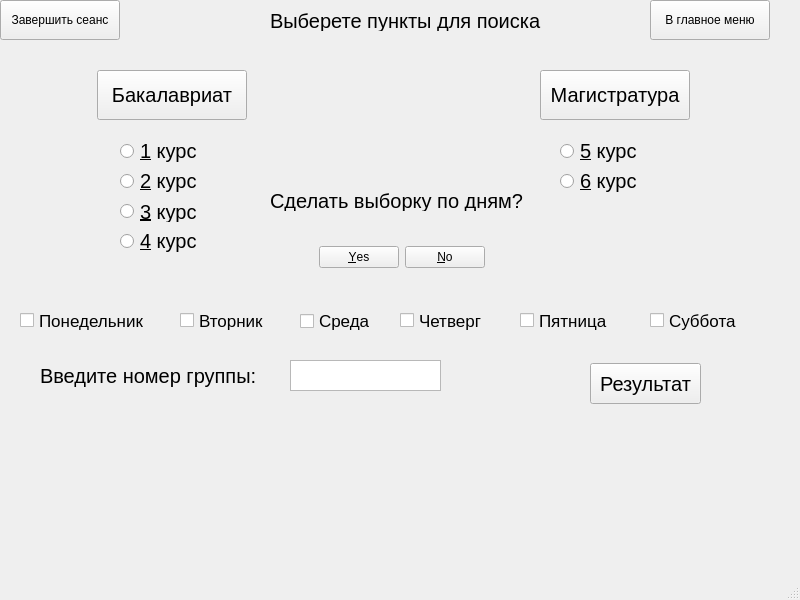
First picture: the form in Database_shcedule/schedule_menu_.ui, repository paknikolay/DBProject, before the edit.
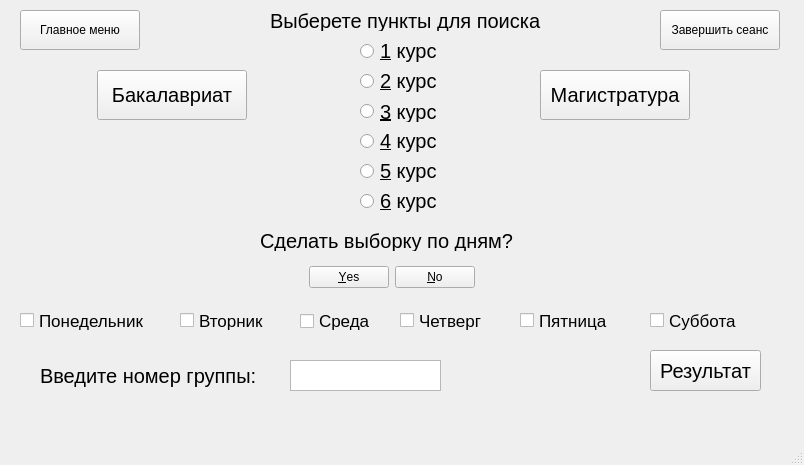
Second picture: the form after the edit.

Diff of the .ui file:
```diff
--- a/Database_shcedule/schedule_menu_.ui
+++ b/Database_shcedule/schedule_menu_.ui
@@ -6,8 +6,8 @@
    <rect>
     <x>0</x>
     <y>0</y>
-    <width>800</width>
-    <height>600</height>
+    <width>804</width>
+    <height>465</height>
    </rect>
   </property>
   <property name="windowTitle">
@@ -35,14 +35,14 @@
    <widget class="QPushButton" name="pushButton_5">
     <property name="geometry">
      <rect>
-      <x>650</x>
-      <y>0</y>
+      <x>20</x>
+      <y>10</y>
       <width>120</width>
       <height>40</height>
      </rect>
     </property>
     <property name="text">
-     <string>В главное меню</string>
+     <string>Главное меню</string>
     </property>
    </widget>
    <widget class="QTextBrowser" name="group">
@@ -58,8 +58,8 @@
    <widget class="QLabel" name="label_2">
     <property name="geometry">
      <rect>
-      <x>270</x>
-      <y>190</y>
+      <x>260</x>
+      <y>230</y>
       <width>271</width>
       <height>21</height>
      </rect>
@@ -76,8 +76,8 @@
    <widget class="QPushButton" name="pushButton_4">
     <property name="geometry">
      <rect>
-      <x>0</x>
-      <y>0</y>
+      <x>660</x>
+      <y>10</y>
       <width>120</width>
       <height>40</height>
      </rect>
@@ -87,10 +87,13 @@
     </property>
    </widget>
    <widget class="QRadioButton" name="first">
+    <property name="enabled">
+     <bool>true</bool>
+    </property>
     <property name="geometry">
      <rect>
-      <x>120</x>
-      <y>140</y>
+      <x>360</x>
+      <y>40</y>
       <width>105</width>
       <height>22</height>
      </rect>
@@ -105,10 +108,13 @@
     </property>
    </widget>
    <widget class="QRadioButton" name="fourth">
+    <property name="enabled">
+     <bool>true</bool>
+    </property>
     <property name="geometry">
      <rect>
-      <x>120</x>
-      <y>230</y>
+      <x>360</x>
+      <y>130</y>
       <width>105</width>
       <height>22</height>
      </rect>
@@ -213,10 +219,13 @@
     </property>
    </widget>
    <widget class="QRadioButton" name="third">
+    <property name="enabled">
+     <bool>true</bool>
+    </property>
     <property name="geometry">
      <rect>
-      <x>120</x>
-      <y>201</y>
+      <x>360</x>
+      <y>101</y>
       <width>105</width>
       <height>21</height>
      </rect>
@@ -269,8 +278,8 @@
    <widget class="QDialogButtonBox" name="buttonBox">
     <property name="geometry">
      <rect>
-      <x>310</x>
-      <y>240</y>
+      <x>300</x>
+      <y>260</y>
       <width>175</width>
       <height>34</height>
      </rect>
@@ -318,8 +327,8 @@
    <widget class="QPushButton" name="pushButton_3">
     <property name="geometry">
      <rect>
-      <x>590</x>
-      <y>363</y>
+      <x>650</x>
+      <y>350</y>
       <width>111</width>
       <height>41</height>
      </rect>
@@ -334,10 +343,13 @@
     </property>
    </widget>
    <widget class="QRadioButton" name="second">
+    <property name="enabled">
+     <bool>true</bool>
+    </property>
     <property name="geometry">
      <rect>
-      <x>120</x>
-      <y>170</y>
+      <x>360</x>
+      <y>70</y>
       <width>105</width>
       <height>22</height>
      </rect>
@@ -354,8 +366,8 @@
    <widget class="QRadioButton" name="sixth">
     <property name="geometry">
      <rect>
-      <x>560</x>
-      <y>170</y>
+      <x>360</x>
+      <y>190</y>
       <width>105</width>
       <height>22</height>
      </rect>
@@ -372,8 +384,8 @@
    <widget class="QRadioButton" name="fifth">
     <property name="geometry">
      <rect>
-      <x>560</x>
-      <y>140</y>
+      <x>360</x>
+      <y>160</y>
       <width>105</width>
       <height>22</height>
      </rect>
```
Left out of the diff: 7 changed lines with no effect on the pictures.
